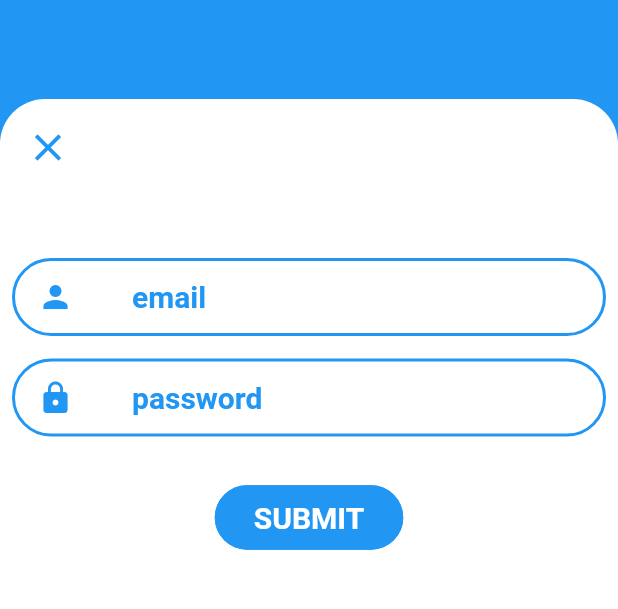
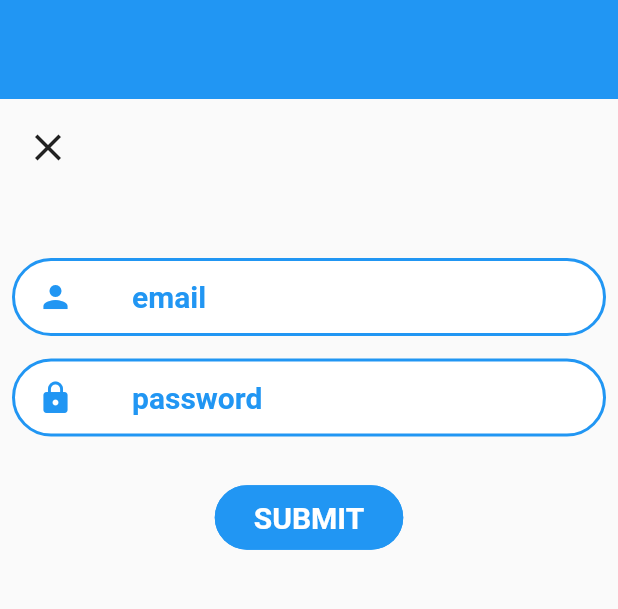
Before and after one commit to james-litch/nell_app, a Flutter app: the _AuthMobile screen opened directly with empty values, after a tap on "LOGIN", on a phone screen of 412 x 824 dp, the part 519-1128 px from its top. Run offline on Flutter 3.47's test engine with Material 2 defaults, Android fonts, the phone set to English and light mode, and no system bars; our stand-ins replace equatable, get_it, logger, provider_architecture, responsive_builder, shared_preferences; accounts and stored records are empty.

Commit message:
add colors to sheet

```diff
--- a/lib/widgets/bottom_sheet/bottom_sheet_mobile.dart
+++ b/lib/widgets/bottom_sheet/bottom_sheet_mobile.dart
@@ -2,8 +2,11 @@ part of bottom_sheet_widget;
 
 class _BottomSheetMobile extends StatelessWidget {
   final Widget body;
+  final Color primaryColor;
+  final Color secondaryColor;
 
-  _BottomSheetMobile({@required this.body});
+  _BottomSheetMobile(
+      {@required this.body, this.primaryColor, this.secondaryColor});
 
   @override
   Widget build(BuildContext context) {
@@ -13,7 +16,7 @@ class _BottomSheetMobile extends StatelessWidget {
         icon: Icon(
           Icons.close,
           size: 30.0,
-          color: Theme.of(context).primaryColor,
+          color: secondaryColor,
         ),
         onPressed: () => Navigator.of(context).pop(),
       ),
@@ -22,12 +25,12 @@ class _BottomSheetMobile extends StatelessWidget {
     return BottomSheet(
       builder: (BuildContext context) {
         return DecoratedBox(
-          decoration: BoxDecoration(color: Theme.of(context).primaryColor),
+          decoration: BoxDecoration(color: secondaryColor),
           child: ClipRect(
             child: Container(
               height: MediaQuery.of(context).size.height * 0.5,
               decoration: BoxDecoration(
-                color: Colors.white,
+                color: primaryColor,
                 borderRadius: BorderRadius.only(
                   topLeft: Radius.circular(30.0),
                   topRight: Radius.circular(30.0),
@@ -37,7 +40,7 @@ class _BottomSheetMobile extends StatelessWidget {
                 padding:
                     MediaQuery.of(context).orientation == Orientation.portrait
                         ? EdgeInsets.all(8.0)
-                        : EdgeInsets.fromLTRB(20.0,8.0,8.0,20.0),
+                        : EdgeInsets.fromLTRB(20.0, 8.0, 8.0, 20.0),
                 child: SingleChildScrollView(
                   child: Column(
                     mainAxisAlignment: MainAxisAlignment.start,
```
